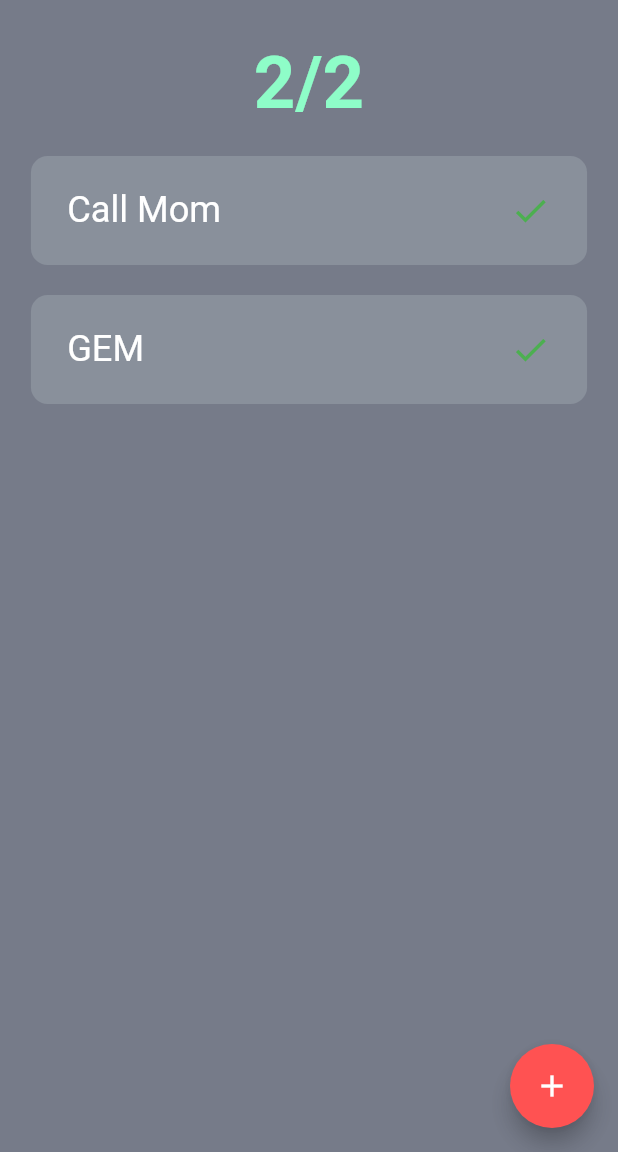
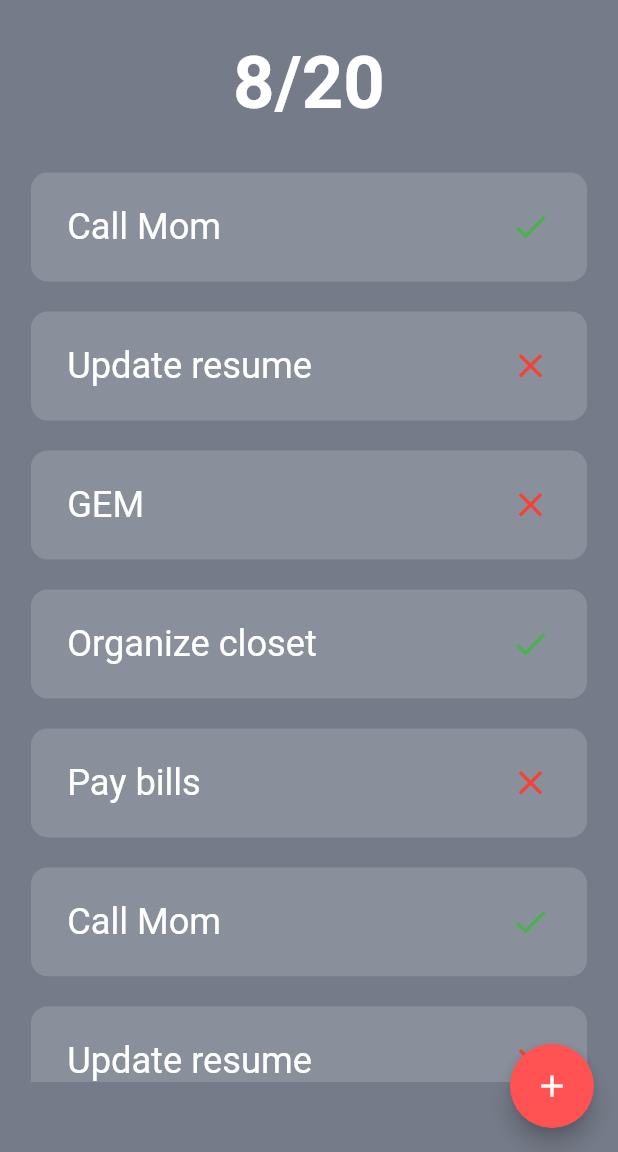
Before and after one commit to alaaRashed2001/ToDo_App, a Flutter app: the screen it shows after launch, on a phone screen of 412 x 824 dp, the part 84-1236 px from its top. Run offline on Flutter 3.47's test engine with Material 2 defaults, Android fonts, the phone set to English and light mode, and no system bars; our stand-ins replace flutter_screenutil, shared_preferences; generated files the repository leaves out were written again.

Commit message:
scrollable list of Tasks Using ListView.builder(...)

```diff
--- a/lib/Views/Screens/todo_app.dart
+++ b/lib/Views/Screens/todo_app.dart
@@ -29,7 +29,24 @@ class _ToDoAppState extends State<ToDoApp> {
 
   List allTasks = [
     TaskModel(title: 'Call Mom', status: true),
-    TaskModel(title: 'GEM', status: true),
+    TaskModel(title: 'Update resume', status: false),
+    TaskModel(title: 'GEM', status: false),
+    TaskModel(title: 'Organize closet', status: true),
+    TaskModel(title: 'Pay bills', status: false),
+    ////
+    TaskModel(title: 'Call Mom', status: true),
+    TaskModel(title: 'Update resume', status: false),
+    TaskModel(title: 'GEM', status: false),
+    TaskModel(title: 'Organize closet', status: true),
+    TaskModel(title: 'Pay bills', status: false),    TaskModel(title: 'Call Mom', status: true),
+    TaskModel(title: 'Update resume', status: false),
+    TaskModel(title: 'GEM', status: false),
+    TaskModel(title: 'Organize closet', status: true),
+    TaskModel(title: 'Pay bills', status: false),    TaskModel(title: 'Call Mom', status: true),
+    TaskModel(title: 'Update resume', status: false),
+    TaskModel(title: 'GEM', status: false),
+    TaskModel(title: 'Organize closet', status: true),
+    TaskModel(title: 'Pay bills', status: false),
   ];
   addNewTasks() {
     setState(() {
@@ -88,14 +105,26 @@ class _ToDoAppState extends State<ToDoApp> {
                 '${calculateCompletedTasks()}/${allTasks.length}',
                 style: TextStyle(
                     fontSize: 44.sp,
-                    color:  calculateCompletedTasks() == allTasks.length ?   const Color.fromARGB(255, 142, 253, 200)  :  Colors.white,
+                    color: calculateCompletedTasks() == allTasks.length
+                        ? const Color.fromARGB(255, 142, 253, 200)
+                        : Colors.white,
                     fontWeight: FontWeight.bold),
               ),
             ),
-            ...allTasks.map((item) => OneTask(
-                  title: item.title,
-                  isDone: item.status,
-                ),),
+            Container(
+              height: MediaQuery.of(context).size.height * .76,
+             // color: const Color.fromRGBO(58, 66, 86, 1),
+              margin: const EdgeInsets.only(top: 11),
+              child: ListView.builder(
+                shrinkWrap: true,
+                physics: const BouncingScrollPhysics(),
+                itemCount: allTasks.length,
+                itemBuilder: (context, index) => OneTask(
+                  title: allTasks[index].title,
+                  isDone: allTasks[index].status,
+                ),
+              ),
+            ),
           ],
         ),
       ),
```
